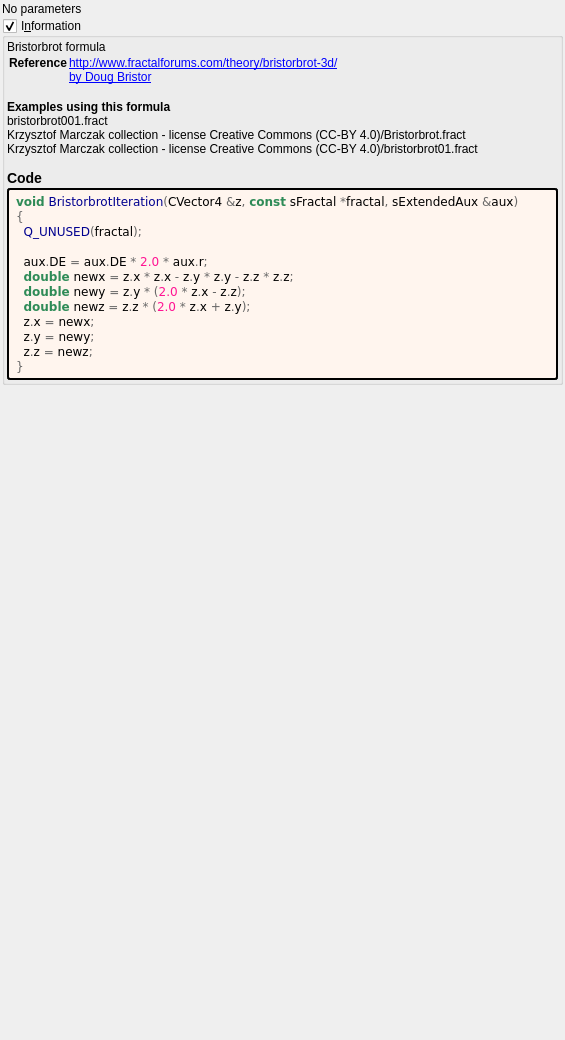
Old version of the form mandelbulber2/deploy/share/mandelbulber2/formula/ui/bristorbrot.ui in the repository irinox-ctrl/mandelbulber2.
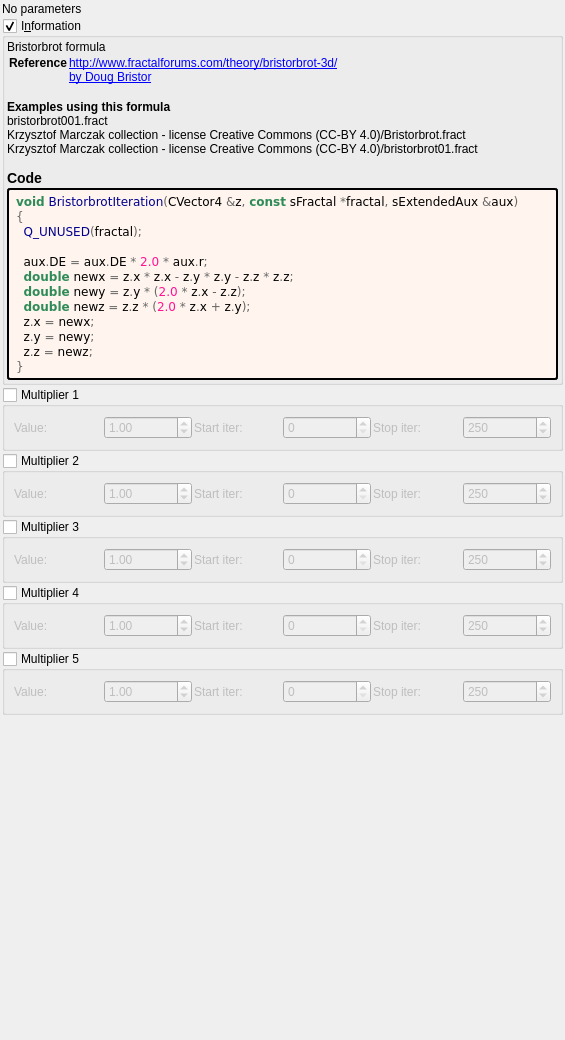
New version of the form. Custom widgets are drawn as their Qt base class.

Commit message:
feat: add 5 general-purpose multipliers to all 1007 fractal formulas
Each multiplier has:
- Checkbox (OFF by default)
- Value spinbox (default 1.0, range -100 to 100)
- Iteration start/stop range

Logic: z *= value; DE *= |value|;

Uses existing transformCommon parameters:
- Checkboxes: functionEnabledBx/By/Bz/Bw/CzFalse
- Values: scale4/5/6/8/16
- Ranges: startIterationsB-F/stopIterationsB-F

Modified 1007 .cpp (CPU), 1006 .cl (GPU), 1023 .ui files.
Both source (formula/) and deploy (deploy/share/) copies updated.

Diff of the .ui file:
```diff
--- a/mandelbulber2/deploy/share/mandelbulber2/formula/ui/bristorbrot.ui
+++ b/mandelbulber2/deploy/share/mandelbulber2/formula/ui/bristorbrot.ui
@@ -120,6 +120,192 @@
      </layout>
     </widget>
    </item>
+   <item>
+    <widget class="MyGroupBox" name="groupCheck_transf_function_enabledBx_false">
+     <property name="title"><string>Multiplier 1</string></property>
+     <property name="checkable"><bool>true</bool></property>
+     <property name="checked"><bool>false</bool></property>
+     <layout class="QGridLayout" name="gridLayout_mult1">
+      <property name="spacing"><number>2</number></property>
+      <item row="0" column="0">
+       <widget class="QLabel"><property name="text"><string>Value:</string></property></widget>
+      </item>
+      <item row="0" column="1">
+       <widget class="MyDoubleSpinBox" name="spinbox_transf_scale_4">
+        <property name="minimum"><double>-100.0</double></property><property name="maximum"><double>100.0</double></property>
+        <property name="singleStep"><double>0.01</double></property><property name="value"><double>1.0</double></property>
+       </widget>
+      </item>
+      <item row="0" column="2">
+       <widget class="QLabel"><property name="text"><string>Start iter:</string></property></widget>
+      </item>
+      <item row="0" column="3">
+       <widget class="MySpinBox" name="spinboxInt_transf_start_iterations_B">
+        <property name="minimum"><number>0</number></property><property name="maximum"><number>10000</number></property>
+        <property name="value"><number>0</number></property>
+       </widget>
+      </item>
+      <item row="0" column="4">
+       <widget class="QLabel"><property name="text"><string>Stop iter:</string></property></widget>
+      </item>
+      <item row="0" column="5">
+       <widget class="MySpinBox" name="spinboxInt_transf_stop_iterations_B">
+        <property name="minimum"><number>0</number></property><property name="maximum"><number>10000</number></property>
+        <property name="value"><number>250</number></property>
+       </widget>
+      </item>
+     </layout>
+    </widget>
+   </item>
+   <item>
+    <widget class="MyGroupBox" name="groupCheck_transf_function_enabledBy_false">
+     <property name="title"><string>Multiplier 2</string></property>
+     <property name="checkable"><bool>true</bool></property>
+     <property name="checked"><bool>false</bool></property>
+     <layout class="QGridLayout" name="gridLayout_mult2">
+      <property name="spacing"><number>2</number></property>
+      <item row="0" column="0">
+       <widget class="QLabel"><property name="text"><string>Value:</string></property></widget>
+      </item>
+      <item row="0" column="1">
+       <widget class="MyDoubleSpinBox" name="spinbox_transf_scale_5">
+        <property name="minimum"><double>-100.0</double></property><property name="maximum"><double>100.0</double></property>
+        <property name="singleStep"><double>0.01</double></property><property name="value"><double>1.0</double></property>
+       </widget>
+      </item>
+      <item row="0" column="2">
+       <widget class="QLabel"><property name="text"><string>Start iter:</string></property></widget>
+      </item>
+      <item row="0" column="3">
+       <widget class="MySpinBox" name="spinboxInt_transf_start_iterations_C">
+        <property name="minimum"><number>0</number></property><property name="maximum"><number>10000</number></property>
+        <property name="value"><number>0</number></property>
+       </widget>
+      </item>
+      <item row="0" column="4">
+       <widget class="QLabel"><property name="text"><string>Stop iter:</string></property></widget>
+      </item>
+      <item row="0" column="5">
+       <widget class="MySpinBox" name="spinboxInt_transf_stop_iterations_C">
+        <property name="minimum"><number>0</number></property><property name="maximum"><number>10000</number></property>
+        <property name="value"><number>250</number></property>
+       </widget>
+      </item>
+     </layout>
+    </widget>
+   </item>
+   <item>
+    <widget class="MyGroupBox" name="groupCheck_transf_function_enabledBz_false">
+     <property name="title"><string>Multiplier 3</string></property>
+     <property name="checkable"><bool>true</bool></property>
+     <property name="checked"><bool>false</bool></property>
+     <layout class="QGridLayout" name="gridLayout_mult3">
+      <property name="spacing"><number>2</number></property>
+      <item row="0" column="0">
+       <widget class="QLabel"><property name="text"><string>Value:</string></property></widget>
+      </item>
+      <item row="0" column="1">
+       <widget class="MyDoubleSpinBox" name="spinbox_transf_scale_6">
+        <property name="minimum"><double>-100.0</double></property><property name="maximum"><double>100.0</double></property>
+        <property name="singleStep"><double>0.01</double></property><property name="value"><double>1.0</double></property>
+       </widget>
+      </item>
+      <item row="0" column="2">
+       <widget class="QLabel"><property name="text"><string>Start iter:</string></property></widget>
+      </item>
+      <item row="0" column="3">
+       <widget class="MySpinBox" name="spinboxInt_transf_start_iterations_D">
+        <property name="minimum"><number>0</number></property><property name="maximum"><number>10000</number></property>
+        <property name="value"><number>0</number></property>
+       </widget>
+      </item>
+      <item row="0" column="4">
+       <widget class="QLabel"><property name="text"><string>Stop iter:</string></property></widget>
+      </item>
+      <item row="0" column="5">
+       <widget class="MySpinBox" name="spinboxInt_transf_stop_iterations_D">
+        <property name="minimum"><number>0</number></property><property name="maximum"><number>10000</number></property>
+        <property name="value"><number>250</number></property>
+       </widget>
+      </item>
+     </layout>
+    </widget>
+   </item>
+   <item>
+    <widget class="MyGroupBox" name="groupCheck_transf_function_enabledBw_false">
+     <property name="title"><string>Multiplier 4</string></property>
+     <property name="checkable"><bool>true</bool></property>
+     <property name="checked"><bool>false</bool></property>
+     <layout class="QGridLayout" name="gridLayout_mult4">
+      <property name="spacing"><number>2</number></property>
+      <item row="0" column="0">
+       <widget class="QLabel"><property name="text"><string>Value:</string></property></widget>
+      </item>
+      <item row="0" column="1">
+       <widget class="MyDoubleSpinBox" name="spinbox_transf_scale_8">
+        <property name="minimum"><double>-100.0</double></property><property name="maximum"><double>100.0</double></property>
+        <property name="singleStep"><double>0.01</double></property><property name="value"><double>1.0</double></property>
+       </widget>
+      </item>
+      <item row="0" column="2">
+       <widget class="QLabel"><property name="text"><string>Start iter:</string></property></widget>
+      </item>
+      <item row="0" column="3">
+       <widget class="MySpinBox" name="spinboxInt_transf_start_iterations_E">
+        <property name="minimum"><number>0</number></property><property name="maximum"><number>10000</number></property>
+        <property name="value"><number>0</number></property>
+       </widget>
+      </item>
+      <item row="0" column="4">
+       <widget class="QLabel"><property name="text"><string>Stop iter:</string></property></widget>
+      </item>
+      <item row="0" column="5">
+       <widget class="MySpinBox" name="spinboxInt_transf_stop_iterations_E">
+        <property name="minimum"><number>0</number></property><property name="maximum"><number>10000</number></property>
+        <property name="value"><number>250</number></property>
+       </widget>
+      </item>
+     </layout>
+    </widget>
+   </item>
+   <item>
+    <widget class="MyGroupBox" name="groupCheck_transf_function_enabledCz_false">
+     <property name="title"><string>Multiplier 5</string></property>
+     <property name="checkable"><bool>true</bool></property>
+     <property name="checked"><bool>false</bool></property>
+     <layout class="QGridLayout" name="gridLayout_mult5">
+      <property name="spacing"><number>2</number></property>
+      <item row="0" column="0">
+       <widget class="QLabel"><property name="text"><string>Value:</string></property></widget>
+      </item>
+      <item row="0" column="1">
+       <widget class="MyDoubleSpinBox" name="spinbox_transf_scale_16">
+        <property name="minimum"><double>-100.0</double></property><property name="maximum"><double>100.0</double></property>
+        <property name="singleStep"><double>0.01</double></property><property name="value"><double>1.0</double></property>
+       </widget>
+      </item>
+      <item row="0" column="2">
+       <widget class="QLabel"><property name="text"><string>Start iter:</string></property></widget>
+      </item>
+      <item row="0" column="3">
+       <widget class="MySpinBox" name="spinboxInt_transf_start_iterations_F">
+        <property name="minimum"><number>0</number></property><property name="maximum"><number>10000</number></property>
+        <property name="value"><number>0</number></property>
+       </widget>
+      </item>
+      <item row="0" column="4">
+       <widget class="QLabel"><property name="text"><string>Stop iter:</string></property></widget>
+      </item>
+      <item row="0" column="5">
+       <widget class="MySpinBox" name="spinboxInt_transf_stop_iterations_F">
+        <property name="minimum"><number>0</number></property><property name="maximum"><number>10000</number></property>
+        <property name="value"><number>250</number></property>
+       </widget>
+      </item>
+     </layout>
+    </widget>
+   </item>
+
    <item>
     <spacer name="verticalSpacer">
      <property name="orientation">
@@ -142,6 +328,16 @@
    <header>my_group_box.h</header>
    <container>1</container>
   </customwidget>
+   <customwidget>
+   <class>MyDoubleSpinBox</class>
+   <extends>QDoubleSpinBox</extends>
+   <header>my_double_spin_box.h</header>
+  </customwidget>
+   <customwidget>
+   <class>MySpinBox</class>
+   <extends>QSpinBox</extends>
+   <header>my_spin_box.h</header>
+  </customwidget>
  </customwidgets>
  <tabstops>
   <tabstop>groupCheck_info</tabstop>
```
The commit also changes 3972 other files.
